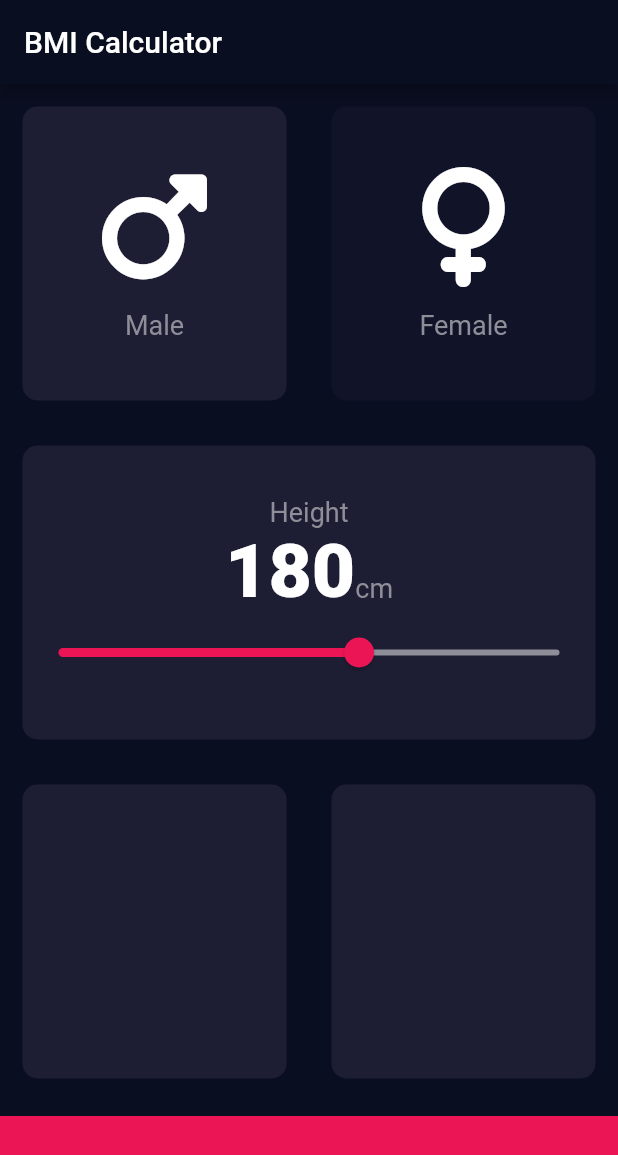
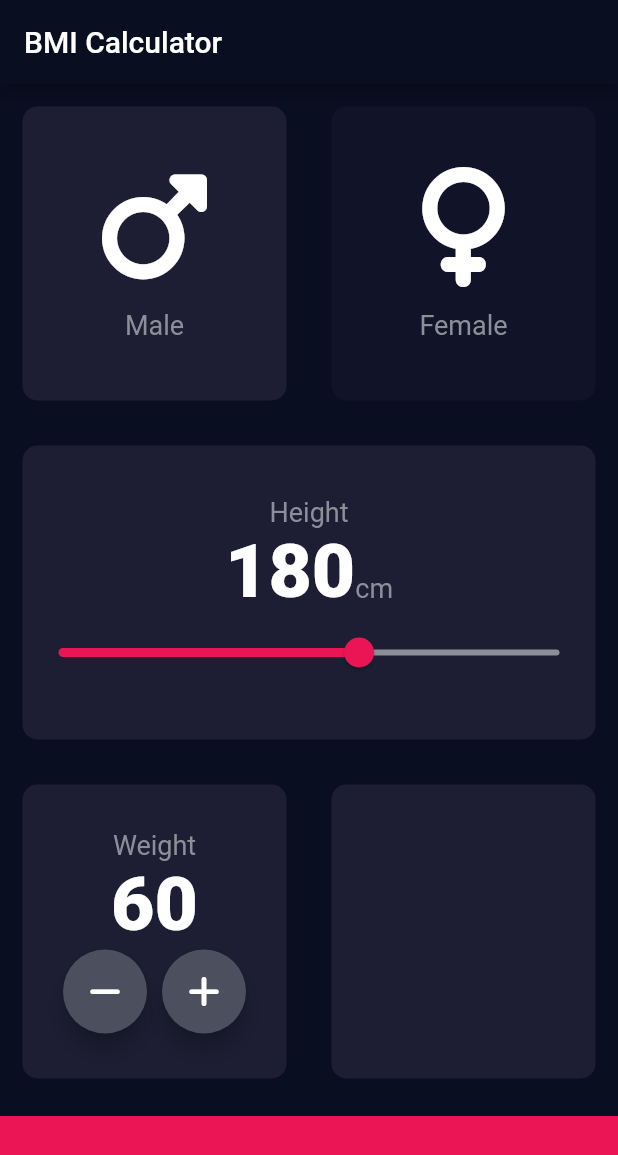
Before and after one commit to patilvivekw/Flutter-Demo, a Flutter app: the screen it shows after launch, on a phone screen of 412 x 824 dp. Shown: the top 1155 px of the screen. Run offline on Flutter 3.47's test engine with Material 2 defaults, Android fonts, the phone set to English and light mode, and no system bars; our stand-ins replace font_awesome_flutter.

Commit message:
Weight selection UI complete

```diff
--- a/lib/home_page.dart
+++ b/lib/home_page.dart
@@ -18,6 +18,7 @@
 class _MyHomePageState extends State<MyHomePage> {
   Gender selectedGender = Gender.male;
   int height = 180;
+  int weight = 60;
 
   @override
   Widget build(BuildContext context) {
@@ -101,11 +102,51 @@
               ],
             ),
           )),
-          const Expanded(
+          Expanded(
               child: Row(
             children: [
-              Expanded(child: ReusableCard(color: kActiveCardColor)),
-              Expanded(child: ReusableCard(color: kActiveCardColor)),
+              Expanded(
+                  child: ReusableCard(
+                color: kActiveCardColor,
+                cardChild: Column(
+                  mainAxisAlignment: MainAxisAlignment.center,
+                  children: [
+                    const Text(
+                      "Weight",
+                      style: kLabelTextStyle,
+                    ),
+                    Text(
+                      weight.toString(),
+                      style: kNumberTextStyle,
+                    ),
+                    Row(
+                      mainAxisAlignment: MainAxisAlignment.center,
+                      children: [
+                        RoundIconButton(
+                          icon: FontAwesomeIcons.minus,
+                          onPress: () {
+                            setState(() {
+                              weight = weight > 0 ? weight - 1 : weight;
+                            });
+                          },
+                        ),
+                        const SizedBox(
+                          width: 10.0,
+                        ),
+                        RoundIconButton(
+                          icon: FontAwesomeIcons.plus,
+                          onPress: () {
+                            setState(() {
+                              weight = weight + 1;
+                            });
+                          },
+                        )
+                      ],
+                    )
+                  ],
+                ),
+              )),
+              const Expanded(child: ReusableCard(color: kActiveCardColor)),
             ],
           )),
           Container(
@@ -119,3 +160,26 @@
     );
   }
 }
+
+class RoundIconButton extends StatelessWidget {
+  const RoundIconButton({super.key, required this.icon, required this.onPress});
+
+  final IconData icon;
+  final VoidCallback onPress;
+
+  @override
+  Widget build(BuildContext context) {
+    return RawMaterialButton(
+      elevation: 6.0,
+      disabledElevation: 6.0,
+      constraints: const BoxConstraints.tightFor(width: 56.0, height: 56.0),
+      shape: const CircleBorder(),
+      fillColor: const Color(0xFF4C4F5E),
+      onPressed: onPress,
+      child: Icon(
+        icon,
+        color: Colors.white,
+      ),
+    );
+  }
+}
```
Also changed, not shown: 1 other file.
